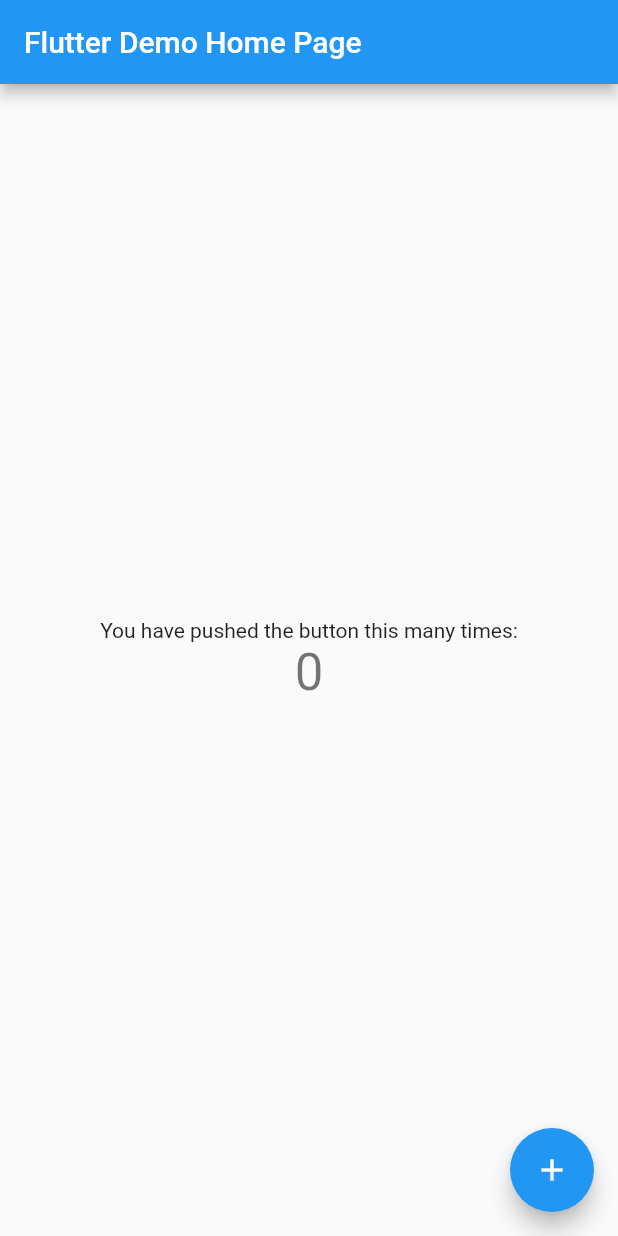
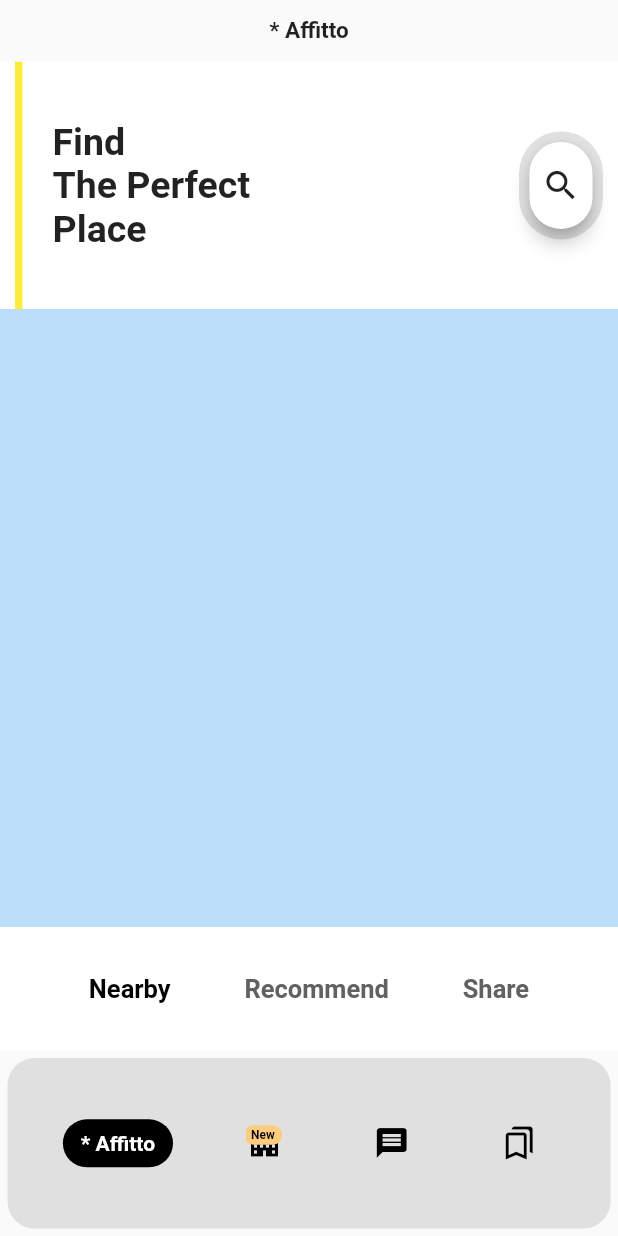
Before and after one commit to sabikrahat/ui_recreate, a Flutter app: the screen it shows after launch, on a phone screen of 412 x 824 dp. Run offline on Flutter 3.47's test engine with Material 2 defaults, Android fonts, the phone set to English and light mode, and no system bars.

Commit message:
first day work

```diff
--- /dev/null
+++ b/lib/home/home.dart
@@ -0,0 +1,247 @@
+import 'package:flutter/material.dart';
+
+class Home extends StatelessWidget {
+  const Home({Key? key}) : super(key: key);
+
+  @override
+  Widget build(BuildContext context) {
+    Size size = MediaQuery.of(context).size;
+    return Scaffold(
+      body: SafeArea(
+        child: SizedBox(
+          height: size.height,
+          width: size.width,
+          child: Column(
+            children: [
+              //
+              // 1st element
+              //
+              const Expanded(
+                flex: 5,
+                child: Center(
+                  child: Text(
+                    '* Affitto',
+                    style: TextStyle(
+                      fontSize: 15.0,
+                      fontWeight: FontWeight.bold,
+                    ),
+                  ),
+                ),
+              ),
+              //
+              // 2nd element
+              //
+              Expanded(
+                flex: 20,
+                child: Container(
+                  color: Colors.white,
+                  child: Padding(
+                    padding: const EdgeInsets.only(left: 10.0, right: 10.0),
+                    child: Row(
+                      children: [
+                        //
+                        // 1st element
+                        //
+                        Container(
+                          width: 5,
+                          color: Colors.yellow,
+                        ),
+                        SizedBox(
+                          width: 20.0,
+                        ),
+                        //
+                        // 2nd element
+                        //
+                        Text(
+                          'Find\nThe Perfect\nPlace',
+                          style: TextStyle(
+                              fontSize: 25.0, fontWeight: FontWeight.bold),
+                        ),
+                        Spacer(),
+                        //
+                        // 3rd element
+                        //
+                        Container(
+                          decoration: BoxDecoration(
+                            color: Colors.grey[300],
+                            borderRadius: BorderRadius.circular(30.0),
+                          ),
+                          child: Padding(
+                            padding: const EdgeInsets.all(3.0),
+                            child: Card(
+                              elevation: 5.0,
+                              shape: RoundedRectangleBorder(
+                                borderRadius: BorderRadius.circular(30.0),
+                              ),
+                              child: Padding(
+                                padding: const EdgeInsets.only(
+                                  left: 8.0,
+                                  right: 8.0,
+                                  top: 16.0,
+                                  bottom: 16.0,
+                                ),
+                                child: Icon(
+                                  Icons.search,
+                                  size: 26,
+                                ),
+                              ),
+                            ),
+                          ),
+                        )
+                      ],
+                    ),
+                  ),
+                ),
+              ),
+              //
+              // 3rd element
+              //
+              Expanded(
+                flex: 50,
+                child: Container(
+                  color: Colors.blue[100],
+                ),
+              ),
+              //
+              // 4th element
+              //
+              Expanded(
+                flex: 10,
+                child: Container(
+                  color: Colors.white,
+                  child: Padding(
+                    padding: const EdgeInsets.only(left: 10.0, right: 10.0),
+                    child: Row(
+                      mainAxisAlignment: MainAxisAlignment.spaceEvenly,
+                      children: [
+                        const Text(
+                          'Nearby',
+                          style: TextStyle(
+                            fontSize: 17.0,
+                            color: Colors.black,
+                            fontWeight: FontWeight.bold,
+                          ),
+                        ),
+                        Text(
+                          'Recommend',
+                          style: TextStyle(
+                            fontSize: 17.0,
+                            color: Colors.grey[700]!,
+                            fontWeight: FontWeight.bold,
+                          ),
+                        ),
+                        Text(
+                          'Share',
+                          style: TextStyle(
+                            fontSize: 17.0,
+                            color: Colors.grey[700]!,
+                            fontWeight: FontWeight.bold,
+                          ),
+                        ),
+                      ],
+                    ),
+                  ),
+                ),
+              ),
+              //
+              // 5th element
+              //
+              Expanded(
+                flex: 15,
+                child: Padding(
+                  padding: const EdgeInsets.all(5.0),
+                  child: Container(
+                      decoration: BoxDecoration(
+                        color: Colors.grey[300],
+                        borderRadius: BorderRadius.circular(18.0),
+                      ),
+                      child: Row(
+                        mainAxisAlignment: MainAxisAlignment.spaceEvenly,
+                        children: [
+                          //
+                          // 1st element
+                          //
+                          Container(
+                            decoration: BoxDecoration(
+                              color: Colors.black,
+                              borderRadius: BorderRadius.circular(25.0),
+                            ),
+                            child: const Padding(
+                              padding: EdgeInsets.only(
+                                  left: 12.0,
+                                  right: 12.0,
+                                  top: 8.0,
+                                  bottom: 8.0),
+                              child: Text(
+                                '* Affitto',
+                                style: TextStyle(
+                                  color: Colors.white,
+                                  fontWeight: FontWeight.bold,
+                                ),
+                              ),
+                            ),
+                          ),
+                          //
+                          // 2nd element
+                          //
+                          IconButton(
+                            icon: Stack(
+                              children: [
+                                const Icon(Icons.apartment,
+                                    color: Colors.black),
+                                Positioned(
+                                  right: 0,
+                                  top: 0,
+                                  child: Container(
+                                    decoration: BoxDecoration(
+                                      color: Colors.orange[200],
+                                      borderRadius: BorderRadius.circular(15.0),
+                                    ),
+                                    child: const Padding(
+                                      padding: EdgeInsets.only(
+                                          left: 5.0,
+                                          right: 5.0,
+                                          top: 2.0,
+                                          bottom: 2.0),
+                                      child: Text(
+                                        'New',
+                                        style: TextStyle(
+                                          fontSize: 8.0,
+                                          color: Colors.black,
+                                          fontWeight: FontWeight.bold,
+                                        ),
+                                      ),
+                                    ),
+                                  ),
+                                ),
+                              ],
+                            ),
+                            onPressed: () {},
+                          ),
+                          //
+                          // 3rd element
+                          //
+                          IconButton(
+                            icon:
+                                const Icon(Icons.message, color: Colors.black),
+                            onPressed: () {},
+                          ),
+                          //
+                          // 4th element
+                          //
+                          IconButton(
+                            icon: const Icon(Icons.bookmarks_outlined,
+                                color: Colors.black),
+                            onPressed: () {},
+                          ),
+                        ],
+                      )),
+                ),
+              )
+            ],
+          ),
+        ),
+      ),
+    );
+  }
+}
--- a/lib/main.dart
+++ b/lib/main.dart
@@ -1,4 +1,6 @@
 import 'package:flutter/material.dart';
+
+import 'home/home.dart';
 
 void main() {
   runApp(const MyApp());
@@ -7,109 +9,10 @@
 class MyApp extends StatelessWidget {
   const MyApp({Key? key}) : super(key: key);
 
-  // This widget is the root of your application.
   @override
   Widget build(BuildContext context) {
-    return MaterialApp(
-      title: 'Flutter Demo',
-      theme: ThemeData(
-        // This is the theme of your application.
-        //
-        // Try running your application with "flutter run". You'll see the
-        // application has a blue toolbar. Then, without quitting the app, try
-        // changing the primarySwatch below to Colors.green and then invoke
-        // "hot reload" (press "r" in the console where you ran "flutter run",
-        // or simply save your changes to "hot reload" in a Flutter IDE).
-        // Notice that the counter didn't reset back to zero; the application
-        // is not restarted.
-        primarySwatch: Colors.blue,
-      ),
-      home: const MyHomePage(title: 'Flutter Demo Home Page'),
+    return const MaterialApp(
+      home: Home(),
     );
   }
 }
-
-class MyHomePage extends StatefulWidget {
-  const MyHomePage({Key? key, required this.title}) : super(key: key);
-
-  // This widget is the home page of your application. It is stateful, meaning
-  // that it has a State object (defined below) that contains fields that affect
-  // how it looks.
-
-  // This class is the configuration for the state. It holds the values (in this
-  // case the title) provided by the parent (in this case the App widget) and
-  // used by the build method of the State. Fields in a Widget subclass are
-  // always marked "final".
-
-  final String title;
-
-  @override
-  State<MyHomePage> createState() => _MyHomePageState();
-}
-
-class _MyHomePageState extends State<MyHomePage> {
-  int _counter = 0;
-
-  void _incrementCounter() {
-    setState(() {
-      // This call to setState tells the Flutter framework that something has
-      // changed in this State, which causes it to rerun the build method below
-      // so that the display can reflect the updated values. If we changed
-      // _counter without calling setState(), then the build method would not be
-      // called again, and so nothing would appear to happen.
-      _counter++;
-    });
-  }
-
-  @override
-  Widget build(BuildContext context) {
-    // This method is rerun every time setState is called, for instance as done
-    // by the _incrementCounter method above.
-    //
-    // The Flutter framework has been optimized to make rerunning build methods
-    // fast, so that you can just rebuild anything that needs updating rather
-    // than having to individually change instances of widgets.
-    return Scaffold(
-      appBar: AppBar(
-        // Here we take the value from the MyHomePage object that was created by
-        // the App.build method, and use it to set our appbar title.
-        title: Text(widget.title),
-      ),
-      body: Center(
-        // Center is a layout widget. It takes a single child and positions it
-        // in the middle of the parent.
-        child: Column(
-          // Column is also a layout widget. It takes a list of children and
-          // arranges them vertically. By default, it sizes itself to fit its
-          // children horizontally, and tries to be as tall as its parent.
-          //
-          // Invoke "debug painting" (press "p" in the console, choose the
-          // "Toggle Debug Paint" action from the Flutter Inspector in Android
-          // Studio, or the "Toggle Debug Paint" command in Visual Studio Code)
-          // to see the wireframe for each widget.
-          //
-          // Column has various properties to control how it sizes itself and
-          // how it positions its children. Here we use mainAxisAlignment to
-          // center the children vertically; the main axis here is the vertical
-          // axis because Columns are vertical (the cross axis would be
-          // horizontal).
-          mainAxisAlignment: MainAxisAlignment.center,
-          children: <Widget>[
-            const Text(
-              'You have pushed the button this many times:',
-            ),
-            Text(
-              '$_counter',
-              style: Theme.of(context).textTheme.headline4,
-            ),
-          ],
-        ),
-      ),
-      floatingActionButton: FloatingActionButton(
-        onPressed: _incrementCounter,
-        tooltip: 'Increment',
-        child: const Icon(Icons.add),
-      ), // This trailing comma makes auto-formatting nicer for build methods.
-    );
-  }
-}
```
